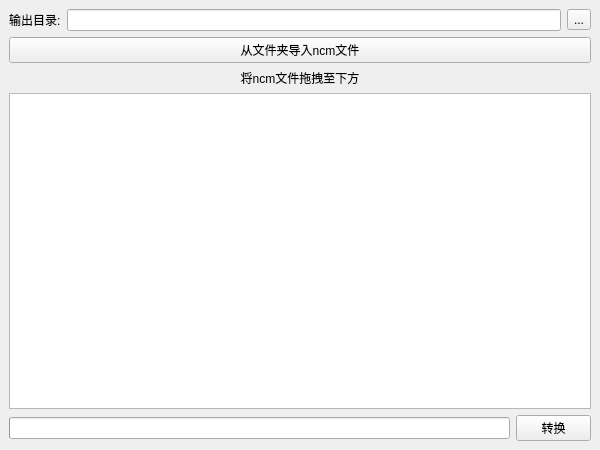
First picture: the form in ncmppGui/ui/mainwindow.ui, repository Majjcom/ncmppGui, before the edit.
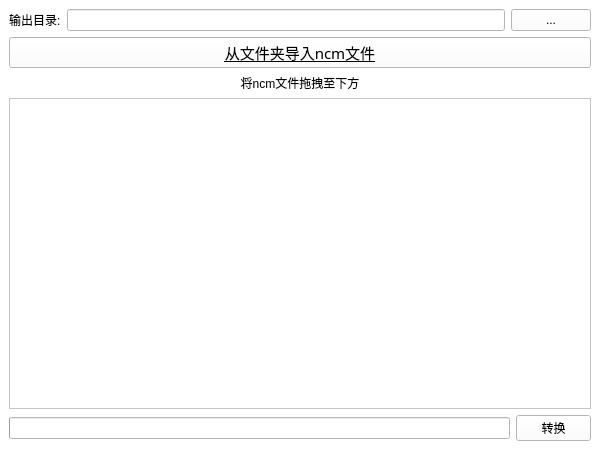
Second picture: the form after the edit. Custom widgets are drawn as their Qt base class.

The edit to the form file:
```diff
--- a/ncmppGui/ui/mainwindow.ui
+++ b/ncmppGui/ui/mainwindow.ui
@@ -22,9 +22,21 @@
     <height>450</height>
    </size>
   </property>
+  <property name="font">
+   <font>
+    <family>HarmonyOS Sans SC</family>
+    <pointsize>11</pointsize>
+    <italic>false</italic>
+    <bold>false</bold>
+   </font>
+  </property>
   <property name="windowTitle">
    <string>ncmppGui</string>
   </property>
+  <property name="styleSheet">
+   <string notr="true">background-color: rgb(255, 255, 255);
+font: 11pt &quot;HarmonyOS Sans SC&quot;;</string>
+  </property>
   <widget class="QWidget" name="centralwidget">
    <layout class="QGridLayout" name="gridLayout">
     <item row="0" column="0">
@@ -42,7 +54,7 @@
          <widget class="QLineEdit" name="outDir_lineEdit"/>
         </item>
         <item>
-         <widget class="QToolButton" name="dirChoose_button">
+         <widget class="QtMaterialRaisedButton" name="dirChoose_button">
           <property name="text">
            <string>...</string>
           </property>
@@ -51,7 +63,22 @@
        </layout>
       </item>
       <item>
-       <widget class="QPushButton" name="import_button">
+       <widget class="QtMaterialFlatButton" name="import_button">
+        <property name="sizePolicy">
+         <sizepolicy hsizetype="Minimum" vsizetype="Minimum">
+          <horstretch>0</horstretch>
+          <verstretch>0</verstretch>
+         </sizepolicy>
+        </property>
+        <property name="font">
+         <font>
+          <family>HarmonyOS Sans SC</family>
+          <pointsize>11</pointsize>
+          <italic>false</italic>
+          <bold>false</bold>
+          <underline>true</underline>
+         </font>
+        </property>
         <property name="text">
          <string>从文件夹导入ncm文件</string>
         </property>
@@ -118,6 +145,26 @@
    <extends>QListWidget</extends>
    <header>src/qlistwidget_withdrop.h</header>
   </customwidget>
+  <customwidget>
+   <class>QtMaterialProgress</class>
+   <extends>QProgressBar</extends>
+   <header>qtmaterialprogress.h</header>
+  </customwidget>
+  <customwidget>
+   <class>QtMaterialRaisedButton</class>
+   <extends>QPushButton</extends>
+   <header>qtmaterialraisedbutton.h</header>
+  </customwidget>
+  <customwidget>
+   <class>QtMaterialFlatButton</class>
+   <extends>QPushButton</extends>
+   <header>qtmaterialflatbutton.h</header>
+  </customwidget>
+  <customwidget>
+   <class>QtMaterialTextField</class>
+   <extends>QLineEdit</extends>
+   <header>qtmaterialtextfield.h</header>
+  </customwidget>
  </customwidgets>
  <tabstops>
   <tabstop>outDir_lineEdit</tabstop>
```
Left out of the diff: 6 changed lines with no effect on the pictures.
